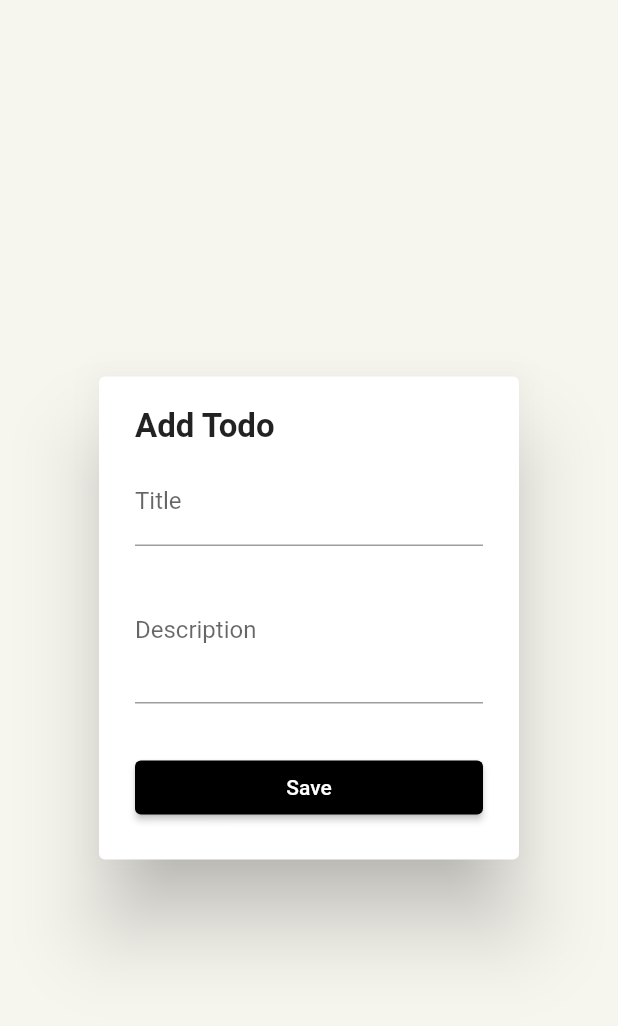
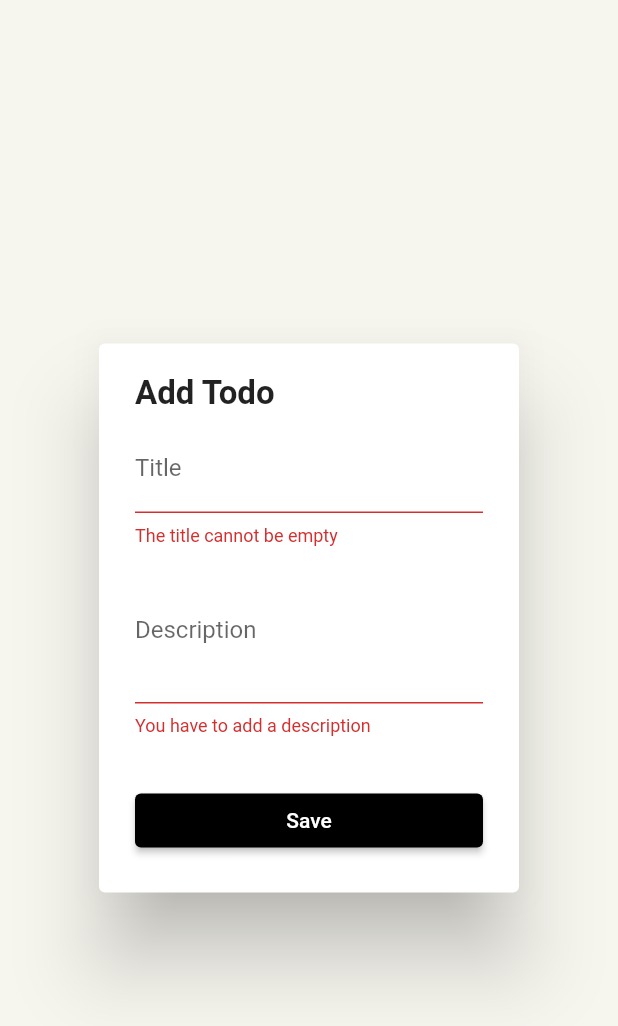
Before and after one commit to fiki2002/todo-App, a Flutter app: the AddTodoDialogWidget widget shown alone on an empty page, opened directly, after a tap on "Save", on a phone screen of 412 x 824 dp. Shown: the top 1026 px of the screen. Run offline on Flutter 3.47's test engine with Material 2 defaults, Android fonts, the phone set to English and light mode, and no system bars; our stand-ins replace flutter_slidable.

Commit message:
Almost there

```diff
--- a/lib/provider/todos.dart
+++ b/lib/provider/todos.dart
@@ -4,10 +4,7 @@ import '../model/todo.dart';
 
 class TodosProvider extends ChangeNotifier {
   final List<Todo> _todos = [
-    Todo(
-        createdTime: DateTime.now(),
-        title: 'Finish the job',
-        description: '''
+    Todo(createdTime: DateTime.now(), title: 'Finish the job', description: '''
         - Learn a bit
         - Rest
         - Eat
@@ -17,20 +14,22 @@ class TodosProvider extends ChangeNotifier {
         - Beans
         - Yam
         '''),
-    Todo(
-        createdTime: DateTime.now(), title: 'Code', description: '''
+    Todo(createdTime: DateTime.now(), title: 'Code', description: '''
         - Tutorials
         - Lifesavers
         - Cryptowatch
         '''),
-    Todo(
-        createdTime: DateTime.now(),
-        title: 'Visit Ola',
-        description: '''
+    Todo(createdTime: DateTime.now(), title: 'Visit Ola', description: '''
         - Talk about business
         - Get advice on training
       '''),
   ];
   //To make our list of todos public... the code below is a getter which is public and we make sure the ones that are not done yet are displayed where neccessary
   List<Todo> get todos => _todos.where((todo) => todo.isDone == false).toList();
+  void addTodo(Todo todo) {
+    //now the todo we have added in the todo dialog, we want to add it to the list of todos avaiable
+    _todos.add(todo);
+    //then we notifyListeners,this brings about the rebuild in the UI
+    notifyListeners();
+  }
 }
--- a/lib/widgets/todo_dialog.dart
+++ b/lib/widgets/todo_dialog.dart
@@ -1,5 +1,9 @@
 import 'package:flutter/material.dart';
+import 'package:provider/provider.dart';
 import 'package:todo_list/widgets/todo_form_widget.dart';
+
+import '../model/todo.dart';
+import '../provider/todos.dart';
 
 class AddTodoDialogWidget extends StatefulWidget {
   const AddTodoDialogWidget({Key? key}) : super(key: key);
@@ -17,11 +21,14 @@ class _AddTodoDialogWidgetState extends State<AddTodoDialogWidget> {
   @override
   Widget build(BuildContext context) {
     return AlertDialog(
-      content: Column(
+      content: Form(
+        //this helps in validating all of our fields
+        key: _formKey,
+        child: Column(
           mainAxisSize: MainAxisSize.min,
           crossAxisAlignment: CrossAxisAlignment.start,
-        children:  [
-        const  Text(
+          children: [
+            const Text(
               'Add Todo',
               style: TextStyle(
                 fontWeight: FontWeight.bold,
@@ -33,11 +40,34 @@ class _AddTodoDialogWidgetState extends State<AddTodoDialogWidget> {
             ),
             TodoFormWidget(
               onChangedTitle: (title) => setState(() => this.title = title),
-              onChangedDescription: (description) => setState(() => this.description = description),
-              onSavedTodo: (){},
+              onChangedDescription: (description) =>
+                  setState(() => this.description = description),
+              onSavedTodo: addTodo,
             ),
           ],
         ),
+      ),
     );
   }
+
+  void addTodo() {
+    final isValid = _formKey.currentState!.validate();
+
+    if (!isValid) {
+      return;
+    } else {
+      final todo = Todo(
+        id: DateTime.now().toString(),
+        title: title,
+        createdTime: DateTime.now(),
+      );
+//now this validates and adds the todo but for it to be effective, we have to add it to our provider and notifyListeners
+
+      final provider = Provider.of<TodosProvider>(context, listen: false);
+      provider.addTodo(todo);
+      //Now what we did here was that our addTodo we have to call the provider to do justice to it, and then we would go and put it in our original provider class and notifyListeners
+      Navigator.of(context).pop();
+      //we did this so after adding the todo, we can now close that page
     }
+  }
+}
```
Also changed, not shown: lib/widgets/todo_widget.dart (+13 -2 lines). Lines whose indentation alone changed are shown as unchanged.
